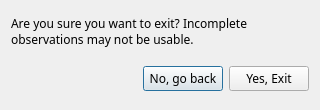
finnjames/verdant-shores, file threepio/layouts/quit.ui: the form before one commit.
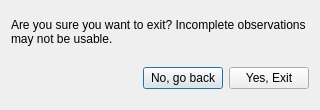
The form after the commit.

```diff
--- a/threepio/layouts/quit.ui
+++ b/threepio/layouts/quit.ui
@@ -16,11 +16,6 @@
   <layout class="QGridLayout" name="gridLayout_2">
    <item row="1" column="1">
     <widget class="QLabel" name="sidereal_label">
-     <property name="font">
-      <font>
-       <family>Iosevka Aile</family>
-      </font>
-     </property>
      <property name="text">
       <string>Are you sure you want to exit? Incomplete observations may not be usable.</string>
      </property>
@@ -62,11 +57,6 @@
       </item>
       <item row="0" column="3">
        <widget class="QPushButton" name="ok_button">
-        <property name="font">
-         <font>
-          <family>Iosevka Aile</family>
-         </font>
-        </property>
         <property name="text">
          <string>Yes, Exit</string>
         </property>
@@ -74,11 +64,6 @@
       </item>
       <item row="0" column="2">
        <widget class="QPushButton" name="cancel_button">
-        <property name="font">
-         <font>
-          <family>Iosevka Aile</family>
-         </font>
-        </property>
         <property name="text">
          <string>No, go back</string>
         </property>
```
